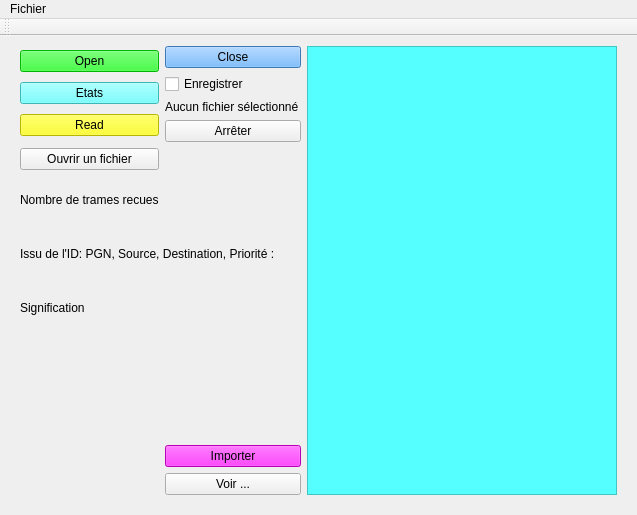
The window that Alain.ui (AlainMal/LaurentHuahine2) describes before a commit, drawn with Qt 5.
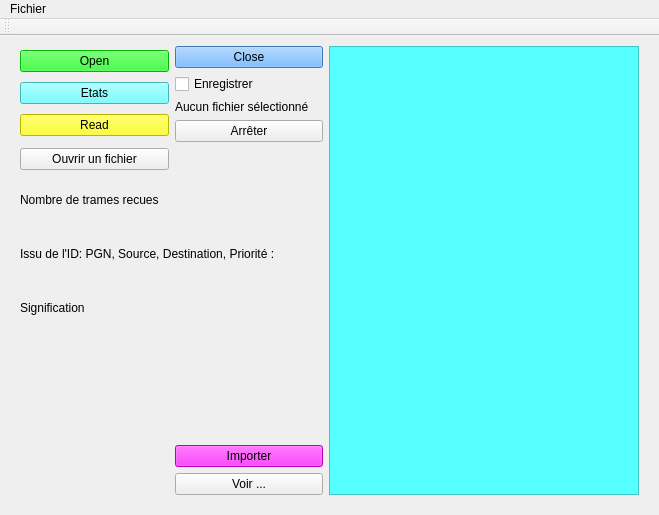
The same window after the commit. Icons and pictures are not drawn.

```diff
--- a/Alain.ui
+++ b/Alain.ui
@@ -7,7 +7,7 @@
    <rect>
     <x>0</x>
     <y>0</y>
-    <width>637</width>
+    <width>659</width>
     <height>515</height>
    </rect>
   </property>
@@ -53,7 +53,7 @@
          <bool>false</bool>
         </attribute>
         <attribute name="verticalHeaderDefaultSectionSize">
-         <number>24</number>
+         <number>26</number>
         </attribute>
        </widget>
       </item>
@@ -249,8 +249,8 @@
     <rect>
      <x>0</x>
      <y>0</y>
-     <width>637</width>
-     <height>22</height>
+     <width>659</width>
+     <height>26</height>
     </rect>
    </property>
    <widget class="QMenu" name="menuFichier">
```
Left out of the diff: 20 changed lines with no effect on the pictures.
